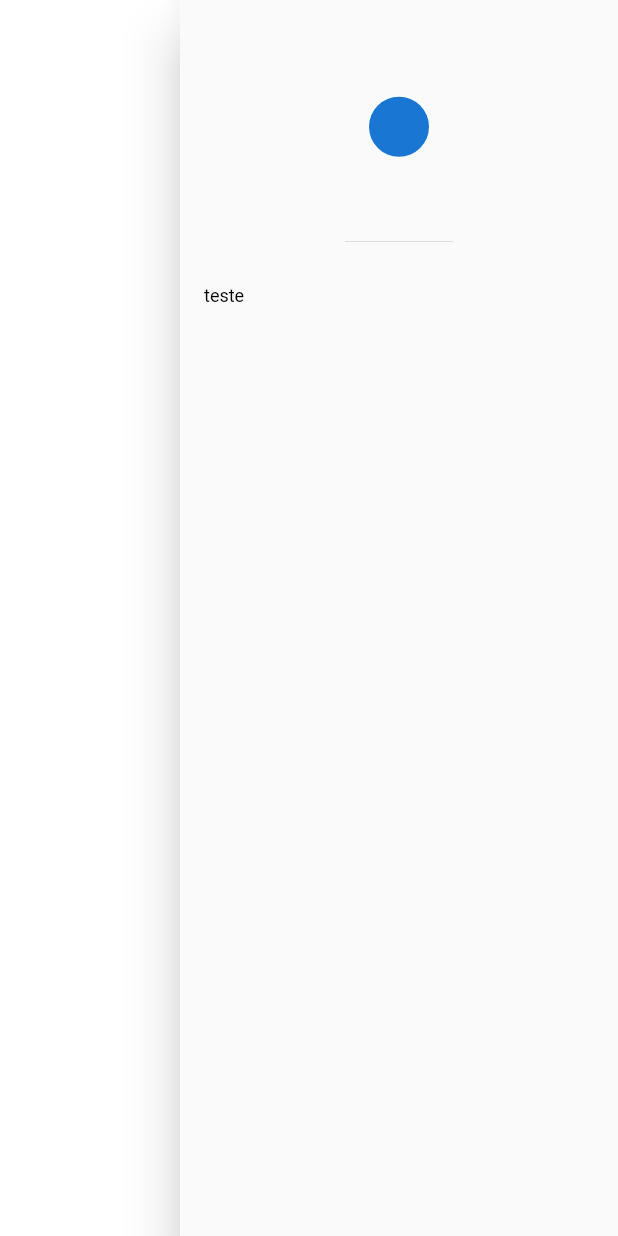
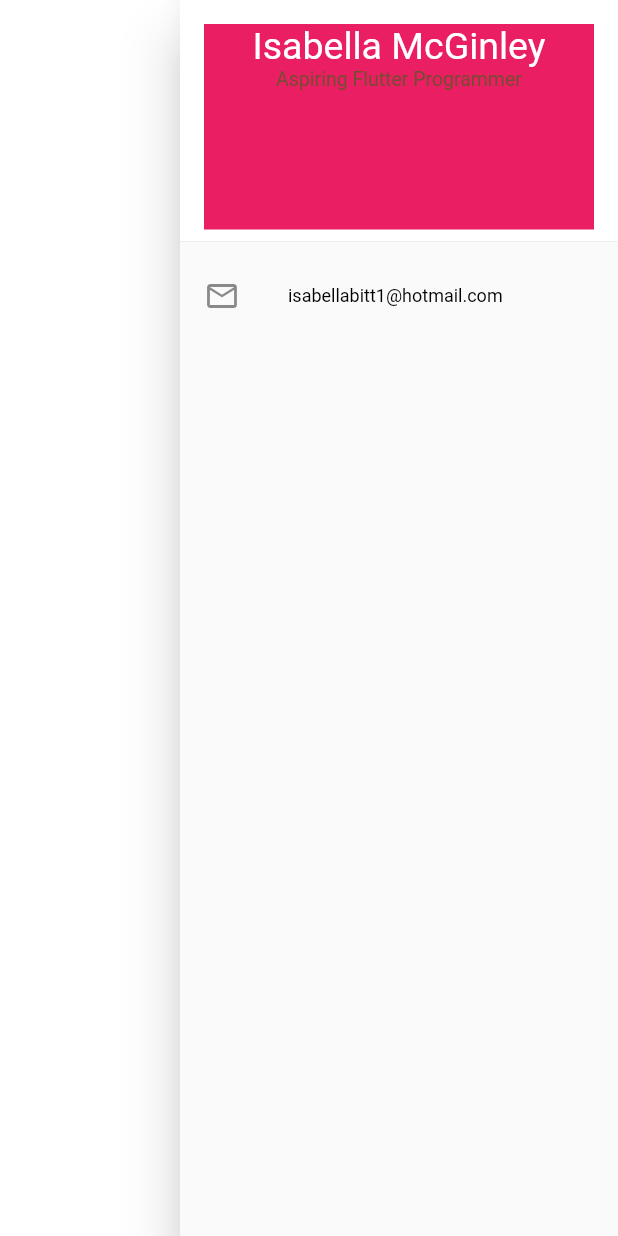
Before and after one commit to GabsJungles/info_unit_study, a Flutter app: the CustomDrawer screen opened directly, with the side drawer open, on a phone screen of 412 x 824 dp. Run offline on Flutter 3.47's test engine with Material 2 defaults, Android fonts, the phone set to English and light mode, and no system bars; our stand-ins replace cloud_firestore, firebase_core, google_fonts; accounts and stored records are empty; Roboto replaces fonts that are missing (Hind, Signika); statements that could not run were skipped.

Commit message:
starts drawer implementation

```diff
--- a/lib/pages/home_page.dart
+++ b/lib/pages/home_page.dart
@@ -28,7 +28,7 @@ class _HomePageState extends State<HomePage> {
 
   @override
   Widget build(BuildContext context) {
-    return Scaffold(
+    return const Scaffold(
       endDrawer: CustomDrawer(),
       appBar: CustomAppBar(title: 'teste'),
     );
--- a/lib/widgets/custom_appbar.dart
+++ b/lib/widgets/custom_appbar.dart
@@ -29,6 +29,8 @@ class CustomAppBar extends StatelessWidget with PreferredSizeWidget {
       elevation: 0,
       centerTitle: true,
      actions: [
+            Column(
+              children: [
                 Builder(
                   builder: ((context) {
                     return IconButton(
@@ -36,10 +38,11 @@ class CustomAppBar extends StatelessWidget with PreferredSizeWidget {
                         onPressed: () => Scaffold.of(context).openEndDrawer(),
                       );
                   }),
+                ),
+              ],
             )
           ],
           title: Column(
-
             mainAxisSize: MainAxisSize.min,
             children: [
               Container(
--- a/lib/widgets/custom_drawer.dart
+++ b/lib/widgets/custom_drawer.dart
@@ -1,4 +1,5 @@
 import 'package:flutter/material.dart';
+import 'package:google_fonts/google_fonts.dart';
 
 class CustomDrawer extends StatefulWidget {
   const CustomDrawer({ Key? key }) : super(key: key);
@@ -13,25 +14,69 @@ class _CustomDrawerState extends State<CustomDrawer> {
 
   get text => null;
 
+  get padding => null;
+
   @override
   Widget build(BuildContext context) {
     return Padding(
       padding: const EdgeInsets.only(left: 120.0),
+      child: Container(
+        decoration: const BoxDecoration(
+            gradient: LinearGradient(
+              begin: Alignment.topCenter,
+                end: Alignment.bottomCenter,
+                colors: <Color>[
+              Color(0xFF420074),
+              Color(0xFF420074),
+              Color(0xFF8C097F),
+            ])
+         ),
         child: Scaffold(
             key: scaffoldKey,
             endDrawerEnableOpenDragGesture: false,
-          backgroundColor: Colors.red,
+            backgroundColor: Colors.transparent,
             endDrawer: Drawer(
+               child: ListView(
+                 shrinkWrap: true,
+                 children: [
+                   DrawerHeader(
+                     decoration: const BoxDecoration(
+                       color: Colors.white,
+                     ),
+                     child: Container(
+                       height: 50,
+                       width: 50,
+                       color: Colors.pink,
                        child: Column(
-               children: const [
-                DrawerHeader(
-                   child: CircleAvatar(),
+                         children: [
+                           Text("Isabella McGinley",
+                               style: TextStyle(
+                                 color: Colors.white,
+                                 fontSize: 25,
+                                 fontFamily: GoogleFonts.signika().fontFamily
+                               )),
+                           Text("Aspiring Flutter Programmer",
+                               style: TextStyle(
+                                 color: const Color(0xFF704E2E),
+                                 fontSize: 13,
+                                 fontFamily: GoogleFonts.hind().fontFamily
+                               )
+                             ),
+                         ],
+                       ),
+                     )
                    ),
                    ListTile(
-                   title: Text('teste'),
-                 )
+                    leading: const Icon(Icons.email_outlined),
+                    title: Text('isabellabitt1@hotmail.com',
+                      style: TextStyle(
+                        fontFamily: GoogleFonts.ubuntu().fontFamily
+                      ),
+                    ),
+                   ),
                  ],
-             )
+               ),
+              ),
             ),
       ),
       );
```
Lines whose indentation alone changed are shown as unchanged.
